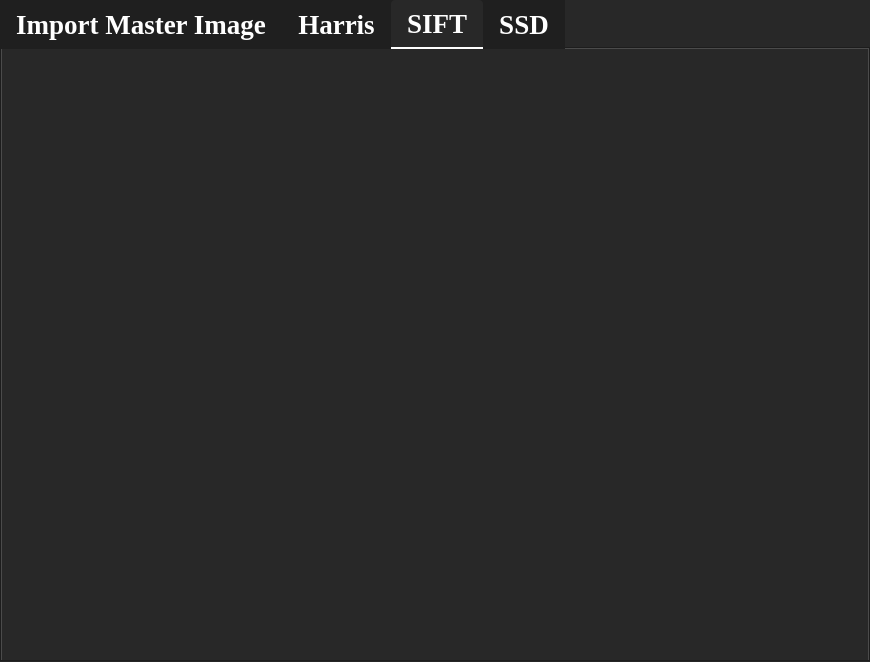
The window that MainWindow.ui (fadymohsen/VisionWithHarrisSIFT) describes before a commit, drawn with Qt 5.
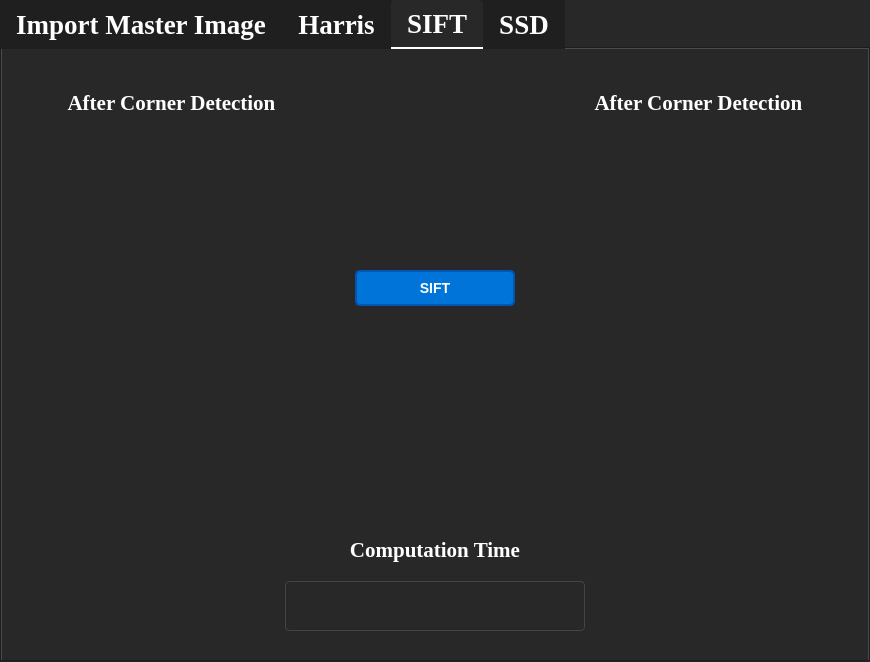
The same window after the commit. The open tabs and pages were chosen to show the change. Custom widgets are drawn as their Qt base class.

Patch:
```diff
--- a/MainWindow.ui
+++ b/MainWindow.ui
@@ -1407,6 +1407,367 @@
    <attribute name="title">
     <string>SIFT</string>
    </attribute>
+   <layout class="QGridLayout" name="gridLayout_3">
+    <item row="0" column="0">
+     <layout class="QHBoxLayout" name="horizontalLayout_8">
+      <item>
+       <spacer name="horizontalSpacer_7">
+        <property name="orientation">
+         <enum>Qt::Horizontal</enum>
+        </property>
+        <property name="sizeType">
+         <enum>QSizePolicy::Fixed</enum>
+        </property>
+        <property name="sizeHint" stdset="0">
+         <size>
+          <width>13</width>
+          <height>20</height>
+         </size>
+        </property>
+       </spacer>
+      </item>
+      <item>
+       <layout class="QVBoxLayout" name="verticalLayout_6">
+        <item>
+         <spacer name="verticalSpacer_11">
+          <property name="orientation">
+           <enum>Qt::Vertical</enum>
+          </property>
+          <property name="sizeType">
+           <enum>QSizePolicy::Fixed</enum>
+          </property>
+          <property name="sizeHint" stdset="0">
+           <size>
+            <width>20</width>
+            <height>20</height>
+           </size>
+          </property>
+         </spacer>
+        </item>
+        <item>
+         <layout class="QHBoxLayout" name="horizontalLayout_10">
+          <item>
+           <layout class="QVBoxLayout" name="verticalLayout_7">
+            <item>
+             <widget class="QLabel" name="label_9">
+              <property name="sizePolicy">
+               <sizepolicy hsizetype="Preferred" vsizetype="Fixed">
+                <horstretch>0</horstretch>
+                <verstretch>0</verstretch>
+               </sizepolicy>
+              </property>
+              <property name="minimumSize">
+               <size>
+                <width>0</width>
+                <height>50</height>
+               </size>
+              </property>
+              <property name="maximumSize">
+               <size>
+                <width>16777215</width>
+                <height>50</height>
+               </size>
+              </property>
+              <property name="font">
+               <font>
+                <family>Georgia</family>
+                <pointsize>16</pointsize>
+                <bold>true</bold>
+               </font>
+              </property>
+              <property name="text">
+               <string>After Corner Detection</string>
+              </property>
+              <property name="alignment">
+               <set>Qt::AlignCenter</set>
+              </property>
+             </widget>
+            </item>
+            <item>
+             <widget class="GraphicsLayoutWidget" name="image_beforeEdgeDetection_4" native="true">
+              <property name="sizePolicy">
+               <sizepolicy hsizetype="Expanding" vsizetype="Expanding">
+                <horstretch>0</horstretch>
+                <verstretch>0</verstretch>
+               </sizepolicy>
+              </property>
+              <property name="minimumSize">
+               <size>
+                <width>250</width>
+                <height>300</height>
+               </size>
+              </property>
+              <property name="maximumSize">
+               <size>
+                <width>16777215</width>
+                <height>500</height>
+               </size>
+              </property>
+             </widget>
+            </item>
+           </layout>
+          </item>
+          <item>
+           <spacer name="horizontalSpacer_8">
+            <property name="orientation">
+             <enum>Qt::Horizontal</enum>
+            </property>
+            <property name="sizeType">
+             <enum>QSizePolicy::Fixed</enum>
+            </property>
+            <property name="sizeHint" stdset="0">
+             <size>
+              <width>30</width>
+              <height>18</height>
+             </size>
+            </property>
+           </spacer>
+          </item>
+          <item>
+           <widget class="QPushButton" name="pushButton_2">
+            <property name="minimumSize">
+             <size>
+              <width>160</width>
+              <height>0</height>
+             </size>
+            </property>
+            <property name="text">
+             <string>SIFT</string>
+            </property>
+           </widget>
+          </item>
+          <item>
+           <spacer name="horizontalSpacer_18">
+            <property name="orientation">
+             <enum>Qt::Horizontal</enum>
+            </property>
+            <property name="sizeType">
+             <enum>QSizePolicy::Fixed</enum>
+            </property>
+            <property name="sizeHint" stdset="0">
+             <size>
+              <width>30</width>
+              <height>20</height>
+             </size>
+            </property>
+           </spacer>
+          </item>
+          <item>
+           <layout class="QVBoxLayout" name="verticalLayout_8">
+            <item>
+             <widget class="QLabel" name="label_10">
+              <property name="sizePolicy">
+               <sizepolicy hsizetype="Preferred" vsizetype="Fixed">
+                <horstretch>0</horstretch>
+                <verstretch>0</verstretch>
+               </sizepolicy>
+              </property>
+              <property name="minimumSize">
+               <size>
+                <width>0</width>
+                <height>50</height>
+               </size>
+              </property>
+              <property name="maximumSize">
+               <size>
+                <width>16777215</width>
+                <height>50</height>
+               </size>
+              </property>
+              <property name="font">
+               <font>
+                <family>Georgia</family>
+                <pointsize>16</pointsize>
+                <bold>true</bold>
+               </font>
+              </property>
+              <property name="text">
+               <string>After Corner Detection</string>
+              </property>
+              <property name="alignment">
+               <set>Qt::AlignCenter</set>
+              </property>
+             </widget>
+            </item>
+            <item>
+             <widget class="GraphicsLayoutWidget" name="image_beforeEdgeDetection_5" native="true">
+              <property name="sizePolicy">
+               <sizepolicy hsizetype="Expanding" vsizetype="Expanding">
+                <horstretch>0</horstretch>
+                <verstretch>0</verstretch>
+               </sizepolicy>
+              </property>
+              <property name="minimumSize">
+               <size>
+                <width>250</width>
+                <height>300</height>
+               </size>
+              </property>
+              <property name="maximumSize">
+               <size>
+                <width>16777215</width>
+                <height>500</height>
+               </size>
+              </property>
+             </widget>
+            </item>
+           </layout>
+          </item>
+         </layout>
+        </item>
+        <item>
+         <spacer name="verticalSpacer_12">
+          <property name="orientation">
+           <enum>Qt::Vertical</enum>
+          </property>
+          <property name="sizeType">
+           <enum>QSizePolicy::Fixed</enum>
+          </property>
+          <property name="sizeHint" stdset="0">
+           <size>
+            <width>20</width>
+            <height>20</height>
+           </size>
+          </property>
+         </spacer>
+        </item>
+        <item>
+         <layout class="QHBoxLayout" name="horizontalLayout_11">
+          <item>
+           <spacer name="horizontalSpacer_19">
+            <property name="orientation">
+             <enum>Qt::Horizontal</enum>
+            </property>
+            <property name="sizeType">
+             <enum>QSizePolicy::Preferred</enum>
+            </property>
+            <property name="sizeHint" stdset="0">
+             <size>
+              <width>10</width>
+              <height>20</height>
+             </size>
+            </property>
+           </spacer>
+          </item>
+          <item>
+           <layout class="QVBoxLayout" name="verticalLayout_10">
+            <item>
+             <widget class="QLabel" name="label_13">
+              <property name="sizePolicy">
+               <sizepolicy hsizetype="Fixed" vsizetype="Fixed">
+                <horstretch>0</horstretch>
+                <verstretch>0</verstretch>
+               </sizepolicy>
+              </property>
+              <property name="minimumSize">
+               <size>
+                <width>300</width>
+                <height>50</height>
+               </size>
+              </property>
+              <property name="maximumSize">
+               <size>
+                <width>300</width>
+                <height>50</height>
+               </size>
+              </property>
+              <property name="font">
+               <font>
+                <family>Georgia</family>
+                <pointsize>16</pointsize>
+                <bold>true</bold>
+               </font>
+              </property>
+              <property name="text">
+               <string>Computation Time</string>
+              </property>
+              <property name="alignment">
+               <set>Qt::AlignCenter</set>
+              </property>
+             </widget>
+            </item>
+            <item>
+             <widget class="QTextEdit" name="textEdit_2">
+              <property name="sizePolicy">
+               <sizepolicy hsizetype="Fixed" vsizetype="Fixed">
+                <horstretch>0</horstretch>
+                <verstretch>0</verstretch>
+               </sizepolicy>
+              </property>
+              <property name="minimumSize">
+               <size>
+                <width>300</width>
+                <height>50</height>
+               </size>
+              </property>
+              <property name="maximumSize">
+               <size>
+                <width>300</width>
+                <height>50</height>
+               </size>
+              </property>
+              <property name="readOnly">
+               <bool>true</bool>
+              </property>
+             </widget>
+            </item>
+           </layout>
+          </item>
+          <item>
+           <spacer name="horizontalSpacer_23">
+            <property name="orientation">
+             <enum>Qt::Horizontal</enum>
+            </property>
+            <property name="sizeType">
+             <enum>QSizePolicy::Preferred</enum>
+            </property>
+            <property name="sizeHint" stdset="0">
+             <size>
+              <width>10</width>
+              <height>20</height>
+             </size>
+            </property>
+           </spacer>
+          </item>
+         </layout>
+        </item>
+        <item>
+         <spacer name="verticalSpacer_13">
+          <property name="orientation">
+           <enum>Qt::Vertical</enum>
+          </property>
+          <property name="sizeType">
+           <enum>QSizePolicy::Fixed</enum>
+          </property>
+          <property name="sizeHint" stdset="0">
+           <size>
+            <width>20</width>
+            <height>20</height>
+           </size>
+          </property>
+         </spacer>
+        </item>
+       </layout>
+      </item>
+      <item>
+       <spacer name="horizontalSpacer_24">
+        <property name="orientation">
+         <enum>Qt::Horizontal</enum>
+        </property>
+        <property name="sizeType">
+         <enum>QSizePolicy::Fixed</enum>
+        </property>
+        <property name="sizeHint" stdset="0">
+         <size>
+          <width>13</width>
+          <height>20</height>
+         </size>
+        </property>
+       </spacer>
+      </item>
+     </layout>
+    </item>
+   </layout>
   </widget>
   <widget class="QWidget" name="SSD">
    <attribute name="title">
```
Left out of the diff: 2 changed lines with no effect on the pictures.
